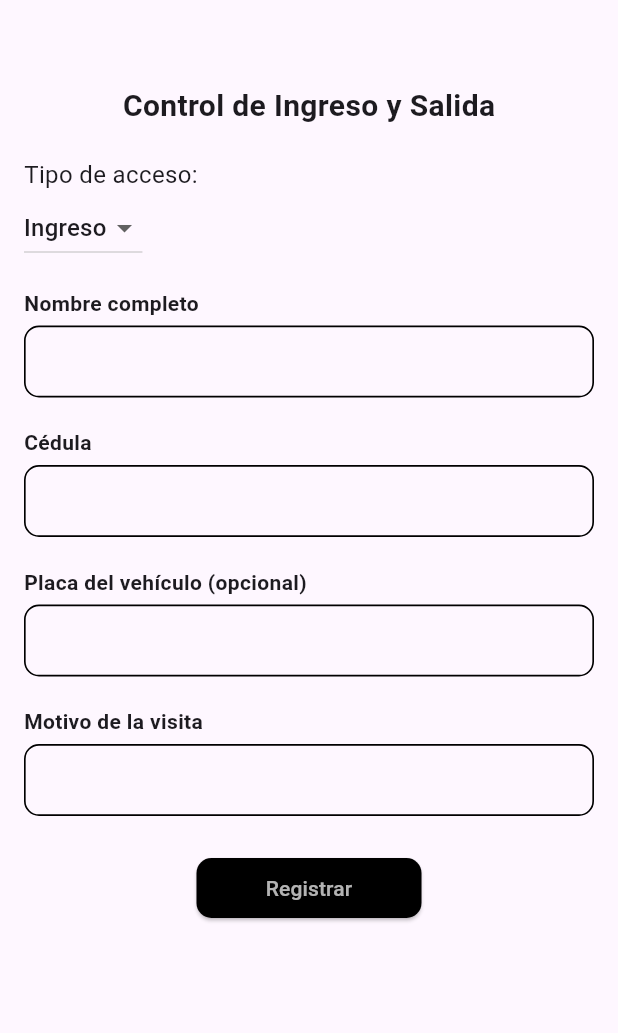
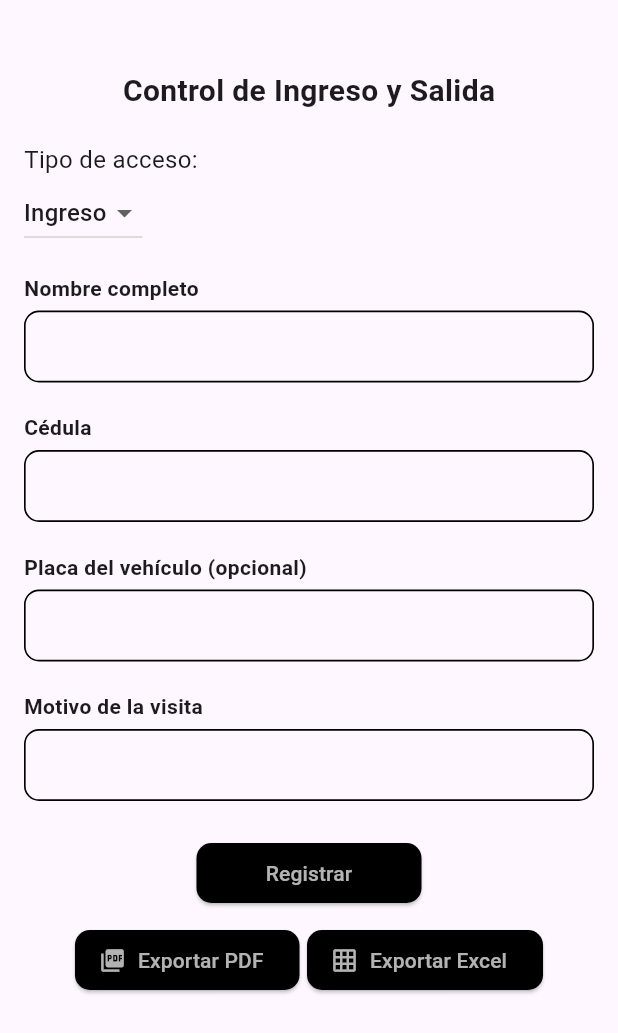
Before and after one commit to EdisonParedes/control_app, a Flutter app: the EntryExitScreen screen opened directly, on a phone screen of 412 x 824 dp. Shown: the top 1033 px of the screen. Run offline on Flutter 3.47's test engine with Material 3 defaults, Android fonts, the phone set to English and light mode, and no system bars; our stand-ins replace cloud_firestore, firebase_auth, firebase_core, firebase_messaging, flutter_local_notifications, flutter_map and 6 more; missing offline and left inert: excel; accounts and stored records are empty; key blocks and very long unbroken strings in the code were emptied for the run.

Commit message:
second commit

```diff
--- a/lib/auth/login_page.dart
+++ b/lib/auth/login_page.dart
@@ -203,10 +203,7 @@ class _LoginPageState extends State<LoginPage> {
         onPressed: _resetPassword,
         child: const Text(
           '¿Olvidaste tu contraseña?',
-          style: TextStyle(
-            decoration: TextDecoration.underline,
-            color: Colors.black54,
-          ),
+          style: TextStyle(decoration: TextDecoration.underline),
         ),
       ),
     );
--- /dev/null
+++ b/lib/screens/ExcelGenerator.dart
@@ -0,0 +1,18 @@
+import 'dart:typed_data';
+import 'package:excel/excel.dart';
+
+class ExcelGenerator {
+  static Future<Uint8List> generateExcel() async {
+    final excel = Excel.createExcel(); // Crea un nuevo archivo Excel
+    final sheet = excel['Sheet1'];      // Accede a la hoja por defecto
+
+    // Escribe datos (puedes personalizar)
+    sheet.appendRow(['Nombre', 'Edad', 'Correo']);
+    sheet.appendRow(['Juan Pérez', 28, 'juan@example.com']);
+    sheet.appendRow(['Ana López', 32, 'ana@example.com']);
+    sheet.appendRow(['Carlos Ruiz', 24, 'carlos@example.com']);
+
+    final fileBytes = excel.save();
+    return Uint8List.fromList(fileBytes!); // Retorna como Uint8List
+  }
+}
--- a/lib/screens/entryExitScreen.dart
+++ b/lib/screens/entry_exit_screen.dart
@@ -1,7 +1,15 @@
+import 'dart:io';
+
 import 'package:cloud_firestore/cloud_firestore.dart';
 import 'package:firebase_auth/firebase_auth.dart';
 import 'package:firebase_core/firebase_core.dart';
 import 'package:flutter/material.dart';
+import 'package:app/screens/pdf_Generation.dart';
+import 'package:path_provider/path_provider.dart';
+import 'package:pdf/pdf.dart';
+import 'package:printing/printing.dart';
+import 'package:app/screens/ExcelGenerator.dart';
+import 'package:share_plus/share_plus.dart';
 
 class EntryExitScreen extends StatefulWidget {
   const EntryExitScreen({super.key});
@@ -80,10 +88,22 @@ class _EntryExitScreenState extends State<EntryExitScreen> {
     }
   }
 
+  bool _isAuthorizedUser() {
+    final user = FirebaseAuth.instance.currentUser;
+    // Aquí deberías tener cargado el "rol" del usuario.
+    // Simulamos por ahora que el rol está guardado en alguna variable.
+    String? userRole =
+        'admin'; // <-- Simulación. Luego debes traer el rol real.
+
+    return userRole == 'admin' ||
+        userRole == 'representante' ||
+        userRole == 'guardia' ||
+        userRole == 'supervisor';
+  }
+
   @override
   Widget build(BuildContext context) {
     return Scaffold(
-      //ppBar: AppBar(title: const Text('Control de Ingreso y Salida')),
       body: SingleChildScrollView(
         padding: const EdgeInsets.all(16.0),
         child: Form(
@@ -91,7 +111,7 @@ class _EntryExitScreenState extends State<EntryExitScreen> {
           child: Column(
             crossAxisAlignment: CrossAxisAlignment.start,
             children: [
-              const SizedBox(height: 40),
+              const SizedBox(height: 30),
               Center(
                 child: Text(
                   'Control de Ingreso y Salida',
@@ -146,6 +166,19 @@ class _EntryExitScreenState extends State<EntryExitScreen> {
               ),
               const SizedBox(height: 24),
               Center(child: _buildRegisterButton()),
+              const SizedBox(height: 10),
+
+              if (_isAuthorizedUser())
+                Center(
+                  child: Row(
+                    mainAxisAlignment: MainAxisAlignment.center,
+                    children: [
+                      _buildExportPdfButton(),
+                      const SizedBox(width: 5),
+                      _buildExportExcelButton(),
+                    ],
+                  ),
+                ),
             ],
           ),
         ),
@@ -208,4 +241,55 @@ class _EntryExitScreenState extends State<EntryExitScreen> {
       ),
     );
   }
+
+  Future<void> _exportToPdf() async {
+    final pdfData = await PdfGenerator.generatePdf();
+
+    // Mostrar el PDF o imprimirlo directamente
+    await Printing.layoutPdf(onLayout: (PdfPageFormat format) async => pdfData);
+  }
+
+  Future<void> _exportToExcel() async {
+  final excelData = await ExcelGenerator.generateExcel();
+
+  // Guardarlo temporalmente
+  final directory = await getTemporaryDirectory();
+  final filePath = '${directory.path}/reporte.xlsx';
+  final file = File(filePath);
+  await file.writeAsBytes(excelData);
+
+  // Compartirlo o abrirlo
+  await Share.shareXFiles([XFile(filePath)], text: 'Aquí está el reporte Excel 📄');
 }
+
+
+  Widget _buildExportPdfButton() {
+    return ElevatedButton.icon(
+      onPressed: _exportToPdf,
+      style: ElevatedButton.styleFrom(
+        backgroundColor: Colors.black,
+        shape: RoundedRectangleBorder(borderRadius: BorderRadius.circular(10)),
+      ),
+      icon: const Icon(Icons.picture_as_pdf, color: Colors.white70),
+      label: const Text(
+        'Exportar PDF',
+        style: TextStyle(color: Colors.white70),
+      ),
+    );
+  }
+
+  Widget _buildExportExcelButton() {
+    return ElevatedButton.icon(
+      onPressed: _exportToExcel,
+      style: ElevatedButton.styleFrom(
+        backgroundColor: Colors.black,
+        shape: RoundedRectangleBorder(borderRadius: BorderRadius.circular(10)),
+      ),
+      icon: const Icon(Icons.grid_on, color: Colors.white70),
+      label: const Text(
+        'Exportar Excel',
+        style: TextStyle(color: Colors.white70),
+      ),
+    );
+  }
+}
--- a/lib/screens/home_page.dart
+++ b/lib/screens/home_page.dart
@@ -1,8 +1,8 @@
 import 'package:app/screens/map_screen.dart';
 import 'package:app/screens/news_screen.dart';
 import 'package:app/screens/reports_screen.dart';
-import 'package:app/screens/entryExitScreen.dart';
-import 'package:app/screens/NewReport_page.dart';
+import 'package:app/screens/entry_exit_screen.dart';
+import 'package:app/screens/new_report_page.dart';
 import 'package:firebase_auth/firebase_auth.dart';
 import 'package:cloud_firestore/cloud_firestore.dart';
 import 'package:flutter/material.dart';
--- a/lib/screens/NewReport_page.dart
+++ b/lib/screens/new_report_page.dart
@@ -1,5 +1,5 @@
 import 'package:app/screens/home_page.dart';
-import 'package:app/screens/myReportsPage.dart';
+import 'package:app/screens/my_reports_page.dart';
 import 'package:cloud_firestore/cloud_firestore.dart';
 import 'package:firebase_auth/firebase_auth.dart';
 import 'package:flutter/material.dart';
--- /dev/null
+++ b/lib/screens/pdf_Generation.dart
@@ -0,0 +1,21 @@
+import 'dart:typed_data';
+import 'package:pdf/pdf.dart';
+import 'package:pdf/widgets.dart' as pw;
+
+class PdfGenerator {
+  static Future<Uint8List> generatePdf() async {
+    final pdf = pw.Document();
+
+    pdf.addPage(
+      pw.Page(
+        build: (pw.Context context) {
+          return pw.Center(
+            child: pw.Text('¡Hola, este es tu PDF generado!'),
+          );
+        },
+      ),
+    );
+
+    return pdf.save();
+  }
+}
--- a/lib/screens/profile_screen.dart
+++ b/lib/screens/profile_screen.dart
@@ -190,7 +190,9 @@ class _ProfileScreen extends State<ProfileScreen> {
       if (value.length > 2) {
         return value[0] + '*' * (value.length - 2) + value[value.length - 1];
       }
+    } else if (label == 'Rol' && value.isNotEmpty) {
+      return value[0] + '*' * (value.length - 2) + value[value.length - 1];
     }
-    return value; // Si no aplica, no cambia
+    return value;
   }
 }
--- a/lib/screens/reports_screen.dart
+++ b/lib/screens/reports_screen.dart
@@ -1,5 +1,5 @@
 import 'package:app/auth/login_page.dart';
-import 'package:app/screens/NewReport_page.dart';
+import 'package:app/screens/new_report_page.dart';
 import 'package:flutter/material.dart';
 
 class ReportsScreen extends StatefulWidget {
```
Also changed, not shown: pubspec.yaml (+6 -1 lines), lib/screens/my_reports_page.dart (renamed from lib/screens/myReportsPage.dart), pubspec.lock, 5 other files.
